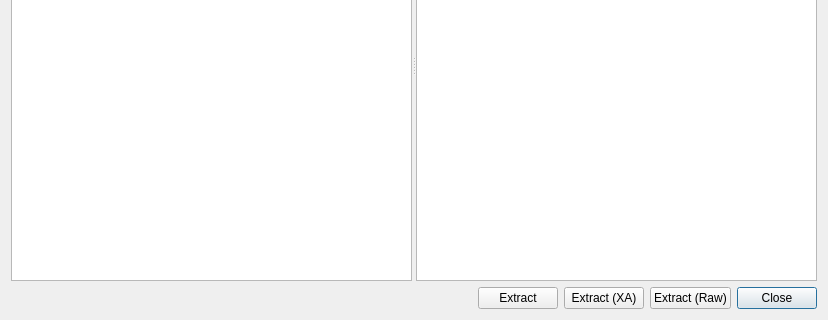
Qt form src/duckstation-qt/isobrowserwindow.ui (stenzek/duckstation) before a commit; both pictures show x 0 to 828 and y 191 to 511 of the 828 by 511 pixel window.
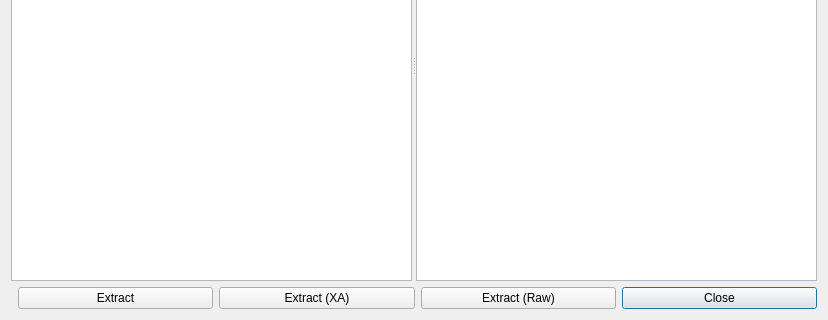
The same form after that commit. Icons and pictures are not drawn.

Commit message: Qt: Fix open button icon in ISO browser

The edit to the form file:
```diff
--- a/src/duckstation-qt/isobrowserwindow.ui
+++ b/src/duckstation-qt/isobrowserwindow.ui
@@ -95,12 +95,6 @@
        <property name="orientation">
         <enum>Qt::Orientation::Horizontal</enum>
        </property>
-       <property name="sizeHint" stdset="0">
-        <size>
-         <width>40</width>
-         <height>20</height>
-        </size>
-       </property>
       </spacer>
      </item>
      <item>
```
Left out of the diff: 5 changed lines with no effect on the pictures.
